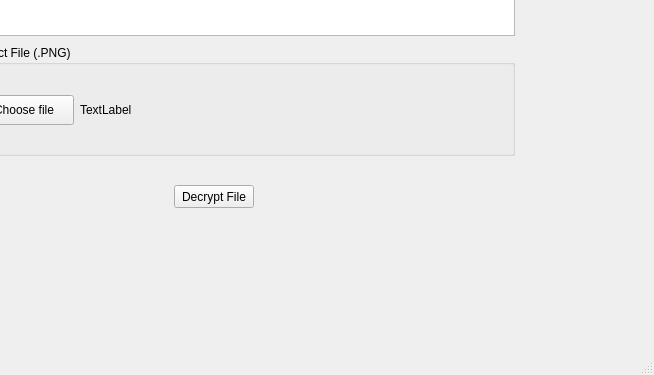
DorianFournier/Embedded-cpp, file DecryptImage/mainwindow.ui: the form before one commit; both pictures show x 146 to 800 and y 225 to 600 of the 800 by 600 pixel window.
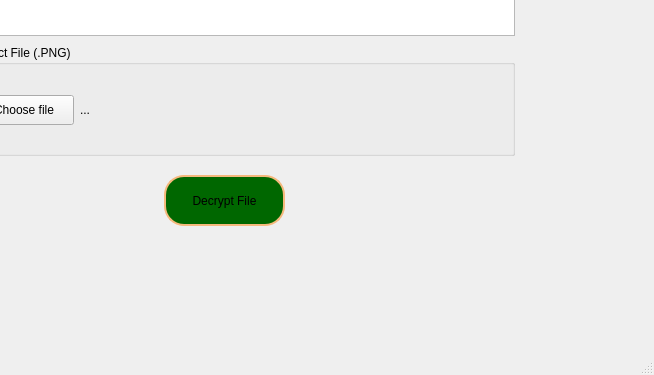
The form after the commit.

Patch:
```diff
--- a/DecryptImage/mainwindow.ui
+++ b/DecryptImage/mainwindow.ui
@@ -78,22 +78,29 @@
          </size>
         </property>
         <property name="text">
-         <string>TextLabel</string>
+         <string>...</string>
         </property>
        </widget>
       </item>
      </layout>
     </widget>
    </widget>
-   <widget class="QPushButton" name="pushButton_2">
+   <widget class="QPushButton" name="decryptButton">
     <property name="geometry">
      <rect>
-      <x>320</x>
-      <y>410</y>
-      <width>80</width>
-      <height>23</height>
+      <x>310</x>
+      <y>400</y>
+      <width>121</width>
+      <height>51</height>
      </rect>
     </property>
+    <property name="styleSheet">
+     <string notr="true">QPushButton#decryptButton{
+	background:rgb(0, 103, 0);
+	border: 2px solid  rgb(245, 185, 125);
+	border-radius: 20px;
+}</string>
+    </property>
     <property name="text">
      <string>Decrypt File</string>
     </property>
```
Left out of the diff: 2 changed lines with no effect on the pictures.
